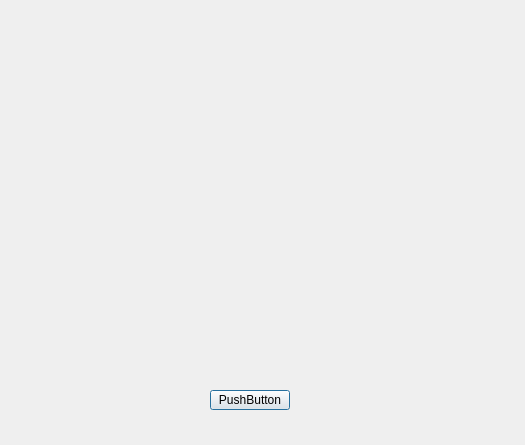
Qt form dialog.ui (gljx/ReceiveFile) before a commit.
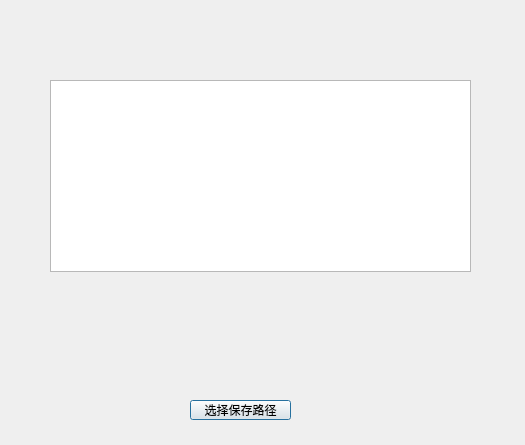
The same form after that commit.

What changed in the file:
```diff
--- a/dialog.ui
+++ b/dialog.ui
@@ -16,14 +16,24 @@
   <widget class="QPushButton" name="SavePathBtn">
    <property name="geometry">
     <rect>
-     <x>210</x>
-     <y>390</y>
-     <width>80</width>
+     <x>190</x>
+     <y>400</y>
+     <width>101</width>
      <height>20</height>
     </rect>
    </property>
    <property name="text">
-    <string>PushButton</string>
+    <string>选择保存路径</string>
+   </property>
+  </widget>
+  <widget class="QTextBrowser" name="textLog">
+   <property name="geometry">
+    <rect>
+     <x>50</x>
+     <y>80</y>
+     <width>421</width>
+     <height>192</height>
+    </rect>
    </property>
   </widget>
  </widget>
```
